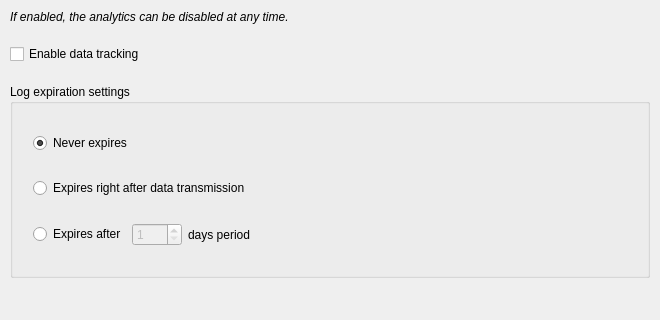
This is src/settingsdialog.ui in orgads/ConnectedCreatorPlugin as Qt 5 draws it before an edit; both pictures show x 0 to 660 and y 0 to 320 of the 660 by 466 pixel window. The edited form follows.
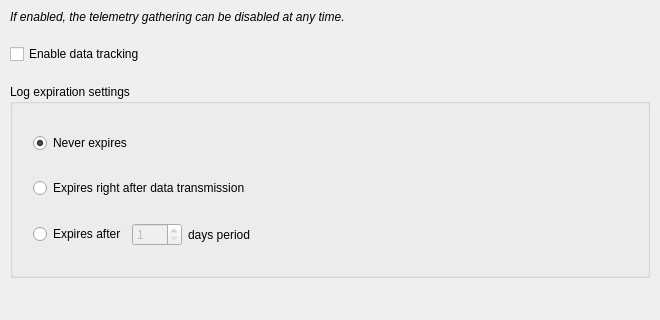
This is the edited form.

Commit message: Renamed "analytics" to "telemetry" everywhere

```diff
--- a/src/settingsdialog.ui
+++ b/src/settingsdialog.ui
@@ -34,7 +34,7 @@
       </font>
      </property>
      <property name="text">
-      <string>If enabled, the analytics can be disabled at any time.</string>
+      <string>If enabled, the telemetry gathering can be disabled at any time.</string>
      </property>
     </widget>
    </item>
```
The commit also changes 2 other files.
